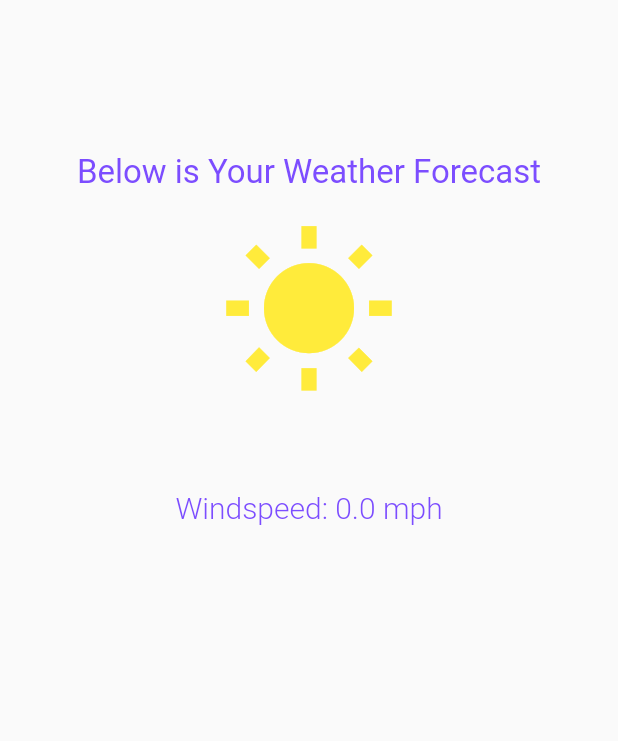
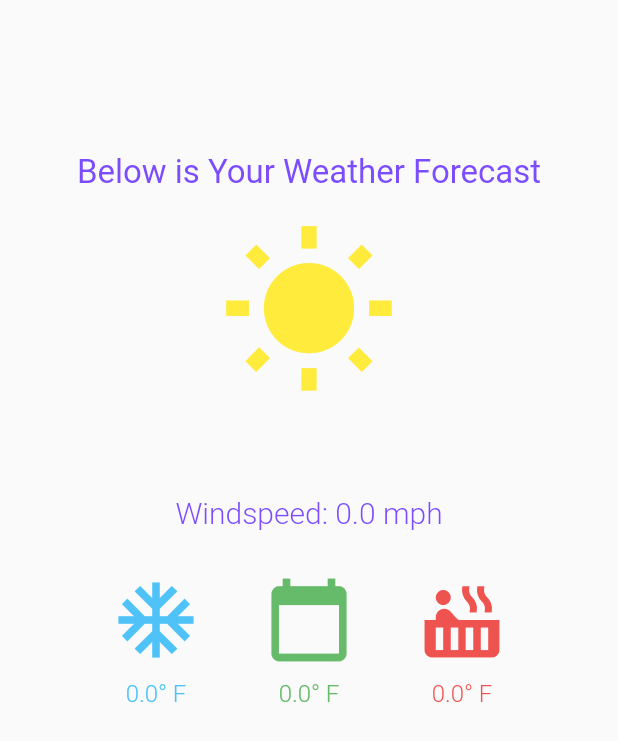
Before and after one commit to emrickgarrett/Ravenclaw_CodeJam2018, a Flutter app: the WeatherView widget shown alone on an empty page, opened directly with empty values, on a phone screen of 412 x 824 dp. Shown: the top 741 px of the screen. Run offline on Flutter 3.47's test engine with Material 2 defaults, Android fonts, the phone set to English and light mode, and no system bars; our stand-ins replace google_maps_flutter, location.

Commit message:
Finished Formatting Weather Screen

```diff
--- a/lib/weather_view.dart
+++ b/lib/weather_view.dart
@@ -45,7 +45,21 @@ class _WeatherViewState extends State<WeatherView> {
         fontSize: 22.0);
   }
 
+  TextStyle getTemperatureTextStyle(Color color) {
+    return TextStyle(
+      color: color,
+      fontWeight: FontWeight.w300,
+      fontSize:16.0
+    );
+  }
 
+  TextStyle get warningTextStyle {
+    return TextStyle(
+      color: Colors.white,
+      fontWeight: FontWeight.w500,
+      fontSize: 22.0
+    );
+  }
 
   Widget get title {
     return Center(
@@ -80,7 +94,8 @@ class _WeatherViewState extends State<WeatherView> {
                   Text(
                     widget.data.condition,
                     style: weatherTextStyle,
-                  )
+                  ),
+                  description
                 ]
             )
         )
@@ -91,7 +106,7 @@ class _WeatherViewState extends State<WeatherView> {
     return Center(
         child: Text(
             widget.data.description,
-            style: standardTextStyle
+            style: weatherTextStyle
         ));
   }
 
@@ -103,11 +118,112 @@ class _WeatherViewState extends State<WeatherView> {
         ));
   }
 
+  Widget get temperature {
+    return Center(
+      child: Container(
+        padding: EdgeInsets.only(top: 30.0, bottom: 15.0),
+        child: Row(
+          mainAxisAlignment: MainAxisAlignment.spaceEvenly,
+          children: <Widget>[
+            Column(
+              children: <Widget>[
+                Icon(
+                  Icons.ac_unit,
+                  color: Colors.lightBlue[300],
+                  size: 60.0
+                ),
+                Padding(padding: EdgeInsets.all(5.0)),
+                Text(
+                    "${widget.data.minTemp}° F",
+                    style: getTemperatureTextStyle(Colors.lightBlue[300]),
+                    textAlign: TextAlign.center,
+                )
+              ]
+            ),
+            Column(
+              children:<Widget>[
+                Icon(
+                  Icons.calendar_today,
+                  color: Colors.green[400],
+                  size: 60.0
+                ),
+                Padding(padding: EdgeInsets.all(5.0)),
+                Text(
+                    "${widget.data.temp}° F",
+                    style: getTemperatureTextStyle(Colors.green[400]),
+                    textAlign: TextAlign.center,
+                )
+              ]
+            ),
+            Column(
+              children:<Widget>[
+                Icon(
+                    Icons.hot_tub,
+                    color: Colors.red[400],
+                    size: 60.0
+                ),
+                Padding(padding: EdgeInsets.all(5.0)),
+                Text(
+                    "${widget.data.maxTemp}° F",
+                    style: getTemperatureTextStyle(Colors.red[400]),
+                    textAlign: TextAlign.center,
+                )
+
+              ]
+            )
+          ]
+        )
+      )
+    );
+  }
+
   Widget get warnings {
-    if(false) {
-      return Text("You are dead m8");
+    Column warnings = Column(
+      children: <Widget>[]
+    );
+
+    WeatherType weatherType = new WeatherType(widget.data.description);
+    if(weatherType.isDangerousWeather) {
+      warnings.children.add(
+        Container(
+            padding: EdgeInsets.only(top: 5.0, bottom: 5.0),
+            child: Text(
+              "Warning! Dangerous Weather!",
+              style: warningTextStyle
+          )
+        )
+      );
     }
-    return Container();
+    if(widget.data.windSpeed > 30) {
+      if(warnings.children.isNotEmpty) {
+        warnings.children.add(
+          Divider(
+            color: Colors.white,
+            height: 2.0
+          )
+        );
+      }
+      warnings.children.add(
+        Container(
+              padding: EdgeInsets.only(top: 5.0, bottom: 5.0),
+              child: Text(
+            "Be careful of high wind speeds!",
+            style: warningTextStyle
+           )
+         )
+      );
+    }
+
+    if(warnings.children.isNotEmpty) {
+      return Center(
+          child: Container(
+              decoration: new BoxDecoration(color: Colors.red),
+              child: warnings
+          )
+      );
+    } else {
+      return Column();
+    }
   }
 
   @override
@@ -119,8 +235,8 @@ class _WeatherViewState extends State<WeatherView> {
           title,
           header,
           condition,
-          description,
           windSpeed,
+          temperature,
           warnings
           ],
         )
@@ -132,6 +248,7 @@ class WeatherType {
   String description;
   IconData icon;
   Color color;
+  bool isDangerousWeather = false;
 
   WeatherType(String weatherDescription) {
     description = weatherDescription;
@@ -160,8 +277,9 @@ class WeatherType {
         color = Colors.yellow[800];
         return;
       case "snow":
-        icon = Icons.pregnant_woman;
+        icon = Icons.ac_unit;
         color = Colors.blueGrey[200];
+        isDangerousWeather = true;
         return;
       case "mist":
         icon = Icons.fast_rewind;
```
